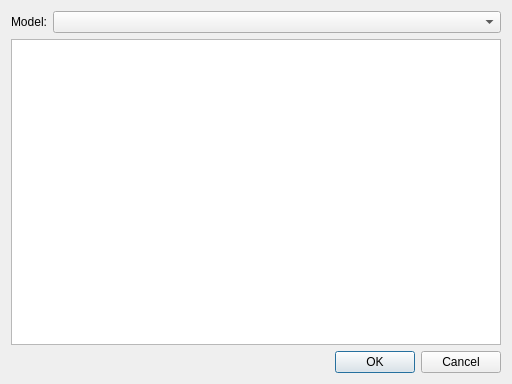
This is source/application/widgets/AirDialog.ui in CST-Modelling-Tools/TonatiuhPP as Qt 5 draws it before an edit. The edited form follows.
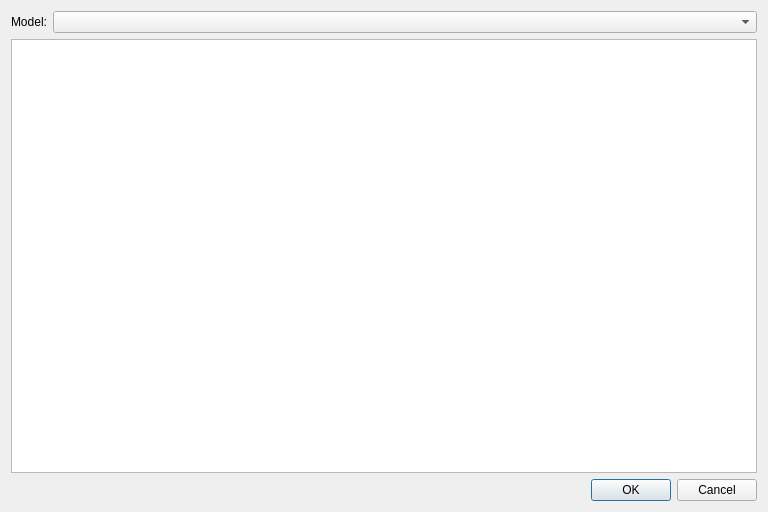
This is the edited form. Custom widgets are drawn as their Qt base class.

Diff of the .ui file:
```diff
--- a/source/application/widgets/AirDialog.ui
+++ b/source/application/widgets/AirDialog.ui
@@ -6,8 +6,8 @@
    <rect>
     <x>0</x>
     <y>0</y>
-    <width>512</width>
-    <height>384</height>
+    <width>768</width>
+    <height>512</height>
    </rect>
   </property>
   <property name="windowTitle">
```
